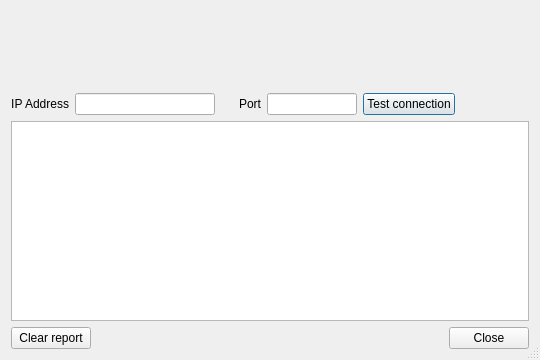
This is src/desktop/GuiNetworkTest.ui in Stkai/BeeBEEP as Qt 5 draws it before an edit. The edited form follows.
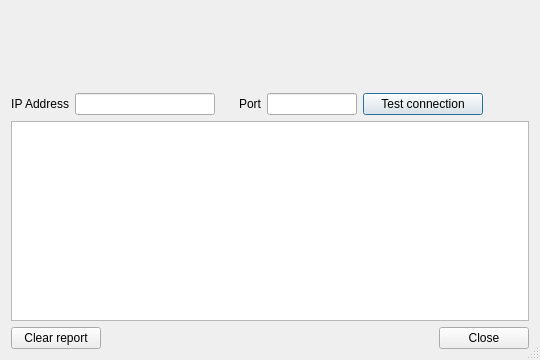
This is the edited form. Icons and pictures are not drawn.

Commit message: Improved "Bring window on top" management

The edit to the form file:
```diff
--- a/src/desktop/GuiNetworkTest.ui
+++ b/src/desktop/GuiNetworkTest.ui
@@ -150,6 +150,12 @@
      </item>
      <item row="1" column="4">
       <widget class="QPushButton" name="mp_pbTest">
+       <property name="minimumSize">
+        <size>
+         <width>120</width>
+         <height>0</height>
+        </size>
+       </property>
        <property name="text">
         <string>Test connection</string>
        </property>
@@ -200,6 +206,12 @@
     <layout class="QHBoxLayout" name="horizontalLayout_2">
      <item>
       <widget class="QPushButton" name="mp_pbClear">
+       <property name="minimumSize">
+        <size>
+         <width>90</width>
+         <height>0</height>
+        </size>
+       </property>
        <property name="text">
         <string>Clear report</string>
        </property>
@@ -220,6 +232,12 @@
      </item>
      <item>
       <widget class="QPushButton" name="mp_pbClose">
+       <property name="minimumSize">
+        <size>
+         <width>90</width>
+         <height>0</height>
+        </size>
+       </property>
        <property name="text">
         <string>Close</string>
        </property>
```
The commit also changes 4 other files.
